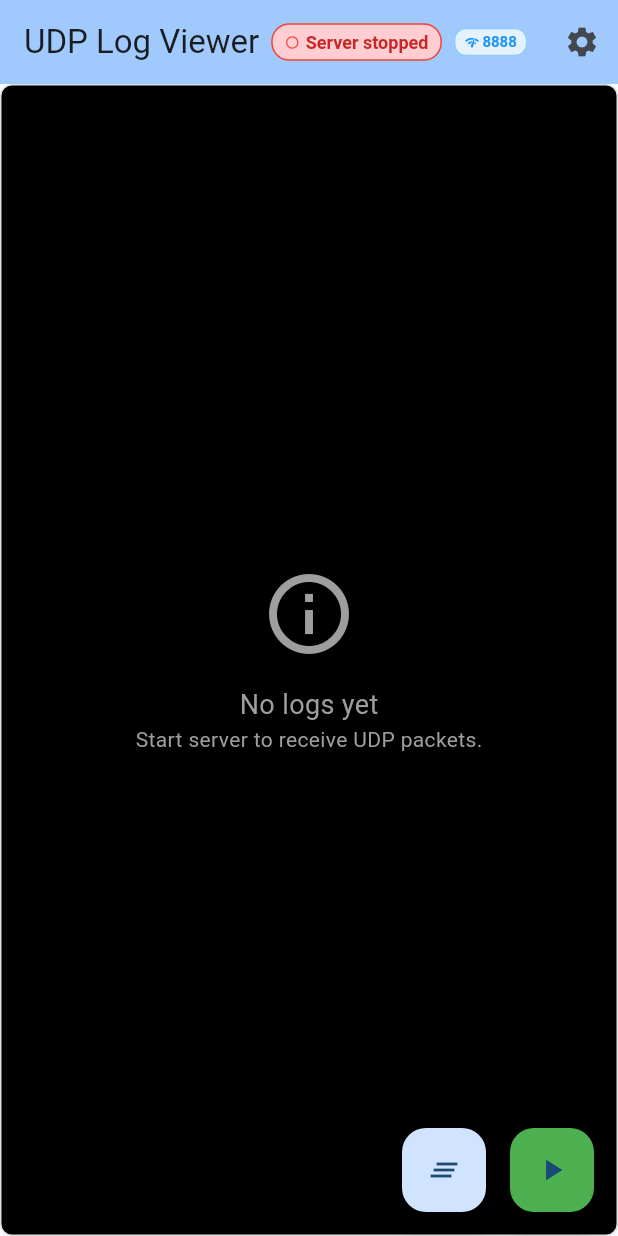
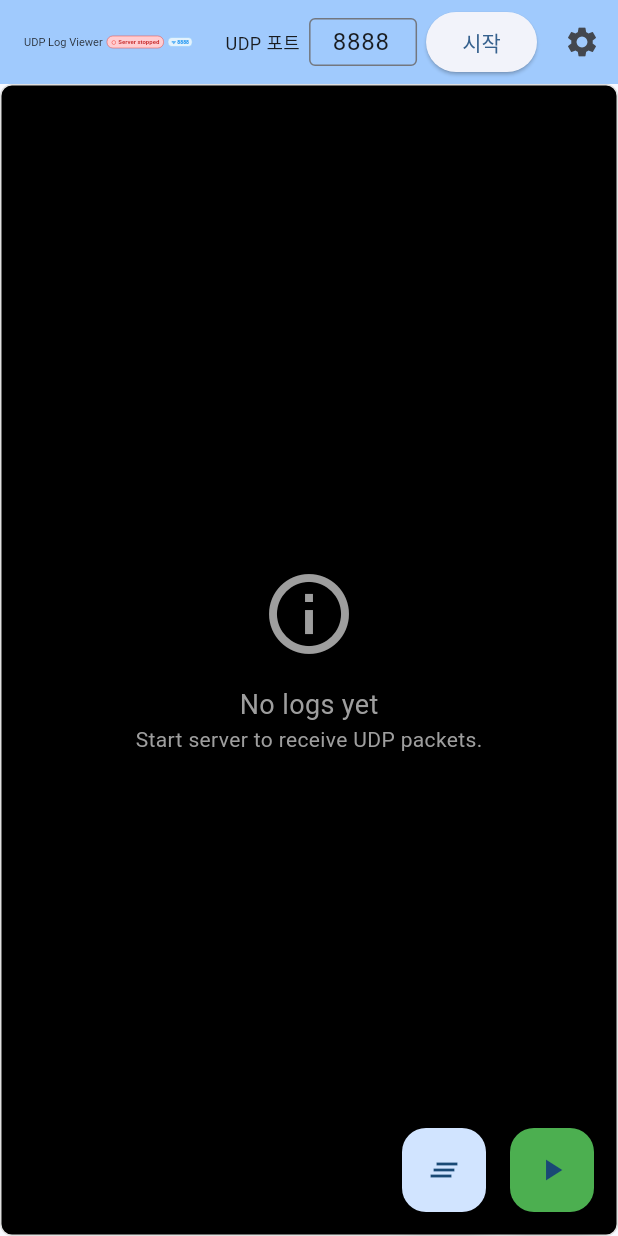
Before and after one commit to ImJeyFree/udp_log_viewer, a Flutter app: the screen it shows after launch, on a phone screen of 412 x 824 dp. Run offline on Flutter 3.47's test engine with Material 3 defaults, Android fonts, the phone set to English and light mode, and no system bars; our stand-ins replace shared_preferences.

Commit message:
소스 정리

```diff
--- a/lib/app.dart
+++ b/lib/app.dart
@@ -1,6 +1,6 @@
 import 'package:flutter/material.dart';
 
-import 'pages/udp_log_viewer_page.dart';
+import 'ui/udp_log_home_page.dart';
 
 class UdpLogViewerApp extends StatelessWidget {
   const UdpLogViewerApp({super.key});
@@ -13,7 +13,7 @@ class UdpLogViewerApp extends StatelessWidget {
         colorScheme: ColorScheme.fromSeed(seedColor: Colors.blue),
         useMaterial3: true,
       ),
-      home: const UdpLogViewerPage(),
+      home: const UdpLogHomePage(),
     );
   }
 }
--- a/lib/main.dart
+++ b/lib/main.dart
@@ -3,6 +3,5 @@ import 'package:flutter/material.dart';
 import 'app.dart';
 
 void main() {
-  WidgetsFlutterBinding.ensureInitialized();
   runApp(const UdpLogViewerApp());
 }
--- a/lib/pages/udp_log_viewer_page.dart
+++ b/lib/ui/udp_log_home_page.dart
@@ -8,17 +8,18 @@ import 'package:flutter/material.dart';
 
 import '../models/udp_log_entry.dart';
 
-class UdpLogViewerPage extends StatefulWidget {
-  const UdpLogViewerPage({super.key});
+class UdpLogHomePage extends StatefulWidget {
+  const UdpLogHomePage({super.key});
 
   @override
-  State<UdpLogViewerPage> createState() => _UdpLogViewerPageState();
+  State<UdpLogHomePage> createState() => _UdpLogHomePageState();
 }
 
-class _UdpLogViewerPageState extends State<UdpLogViewerPage> {
+class _UdpLogHomePageState extends State<UdpLogHomePage> {
   final List<UdpLogEntry> _logs = [];
   final ScrollController _scrollController = ScrollController();
   RawDatagramSocket? _socket;
+  late final TextEditingController _portController;
   bool _isServerRunning = false;
   int _port = 8888;
   String _server = '0.0.0.0';
@@ -27,17 +28,71 @@ class _UdpLogViewerPageState extends State<UdpLogViewerPage> {
 
   @override
   void initState() {
+    _portController = TextEditingController(text: '$_port');
     super.initState();
     _startAutoScroll();
   }
 
   @override
   void dispose() {
+    _portController.dispose();
     _socket?.close();
     _socket = null;
     _autoScrollTimer?.cancel();
     _scrollController.dispose();
     super.dispose();
+  }
+
+  int? _parsePort(String value) {
+    final parsed = int.tryParse(value);
+    if (parsed == null || parsed <= 0 || parsed >= 65536) {
+      return null;
+    }
+    return parsed;
+  }
+
+  void _applyPort({required bool restartIfRunning}) {
+    final parsed = _parsePort(_portController.text);
+    if (parsed == null) {
+      _portController.text = '$_port';
+      return;
+    }
+
+    if (parsed == _port) {
+      return;
+    }
+
+    setState(() {
+      _port = parsed;
+      _portController.text = '$_port';
+    });
+
+    if (restartIfRunning && _isServerRunning) {
+      _stopServer();
+      _startServer();
+    }
+  }
+
+  void _toggleServer() {
+    final parsed = _parsePort(_portController.text);
+    if (parsed == null) {
+      _portController.text = '$_port';
+      return;
+    }
+
+    if (parsed != _port) {
+      setState(() {
+        _port = parsed;
+        _portController.text = '$_port';
+      });
+    }
+
+    if (_isServerRunning) {
+      _stopServer();
+      return;
+    }
+
+    _startServer();
   }
 
   void _startAutoScroll() {
@@ -143,38 +198,7 @@ class _UdpLogViewerPageState extends State<UdpLogViewerPage> {
   }
 
   void _changePort() {
-    showDialog(
-      context: context,
-      builder: (context) => AlertDialog(
-        title: const Text('Change Port'),
-        content: TextField(
-          keyboardType: TextInputType.number,
-          decoration: const InputDecoration(
-            labelText: 'UDP Port',
-            hintText: '8888',
-          ),
-          onSubmitted: (value) {
-            final newPort = int.tryParse(value);
-            if (newPort != null && newPort > 0 && newPort < 65536) {
-              setState(() {
-                _port = newPort;
-              });
-              Navigator.of(context).pop();
-              if (_isServerRunning) {
-                _stopServer();
-                _startServer();
-              }
-            }
-          },
-        ),
-        actions: [
-          TextButton(
-            onPressed: () => Navigator.of(context).pop(),
-            child: const Text('Cancel'),
-          ),
-        ],
-      ),
-    );
+    _applyPort(restartIfRunning: true);
   }
 
   @override
@@ -182,7 +206,9 @@ class _UdpLogViewerPageState extends State<UdpLogViewerPage> {
     return Scaffold(
       appBar: AppBar(
         backgroundColor: Theme.of(context).colorScheme.inversePrimary,
-        title: Row(
+        title: FittedBox(
+          fit: BoxFit.scaleDown,
+          child: Row(
             mainAxisAlignment: MainAxisAlignment.center,
             children: [
               const Text('UDP Log Viewer'),
@@ -190,7 +216,9 @@ class _UdpLogViewerPageState extends State<UdpLogViewerPage> {
               Container(
                 padding: const EdgeInsets.symmetric(horizontal: 8, vertical: 4),
                 decoration: BoxDecoration(
-                color: _isServerRunning ? Colors.green.shade100 : Colors.red.shade100,
+                  color: _isServerRunning
+                      ? Colors.green.shade100
+                      : Colors.red.shade100,
                   borderRadius: BorderRadius.circular(12),
                   border: Border.all(
                     color: _isServerRunning ? Colors.green : Colors.red,
@@ -214,7 +242,9 @@ class _UdpLogViewerPageState extends State<UdpLogViewerPage> {
                         color: _isServerRunning
                             ? Colors.green.shade800
                             : Colors.red.shade800,
+                        overflow: TextOverflow.ellipsis,
                       ),
+                      maxLines: 1,
                     ),
                   ],
                 ),
@@ -230,7 +260,11 @@ class _UdpLogViewerPageState extends State<UdpLogViewerPage> {
                 child: Row(
                   mainAxisSize: MainAxisSize.min,
                   children: [
-                  const Icon(Icons.network_check, size: 10, color: Colors.blue),
+                    const Icon(
+                      Icons.network_check,
+                      size: 10,
+                      color: Colors.blue,
+                    ),
                     const SizedBox(width: 2),
                     Text(
                       '$_port',
@@ -245,8 +279,42 @@ class _UdpLogViewerPageState extends State<UdpLogViewerPage> {
               ),
             ],
           ),
+        ),
         centerTitle: true,
         actions: [
+          Padding(
+            padding: const EdgeInsets.symmetric(horizontal: 6, vertical: 8),
+            child: Row(
+              mainAxisSize: MainAxisSize.min,
+              children: [
+                const Text('UDP 포트', style: TextStyle(fontSize: 12)),
+                const SizedBox(width: 6),
+                SizedBox(
+                  width: 72,
+                  child: TextField(
+                    controller: _portController,
+                    keyboardType: TextInputType.number,
+                    textAlign: TextAlign.center,
+                    onSubmitted: (_) =>
+                        _applyPort(restartIfRunning: _isServerRunning),
+                    decoration: InputDecoration(
+                      isDense: true,
+                      border: const OutlineInputBorder(),
+                      contentPadding: const EdgeInsets.symmetric(
+                        horizontal: 6,
+                        vertical: 4,
+                      ),
+                    ),
+                  ),
+                ),
+                const SizedBox(width: 6),
+                ElevatedButton(
+                  onPressed: _toggleServer,
+                  child: Text(_isServerRunning ? '중지' : '시작'),
+                ),
+              ],
+            ),
+          ),
           IconButton(
             icon: const Icon(Icons.settings),
             onPressed: _changePort,
```
Also changed, not shown: 1 other file. Lines whose indentation alone changed are shown as unchanged.
